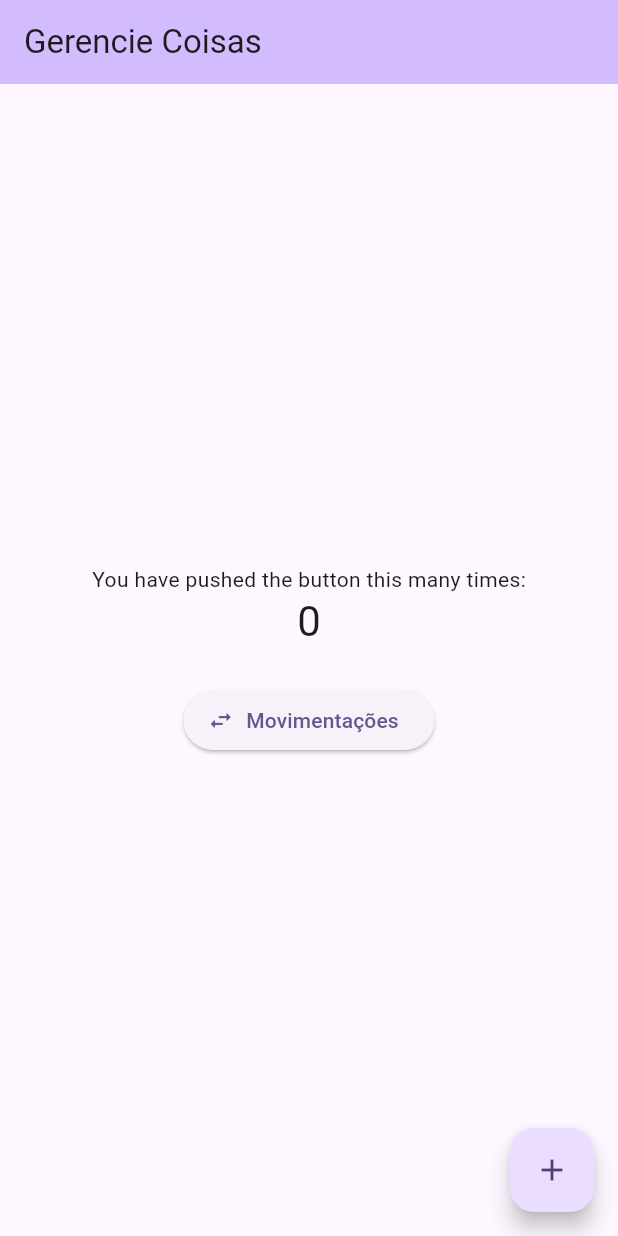
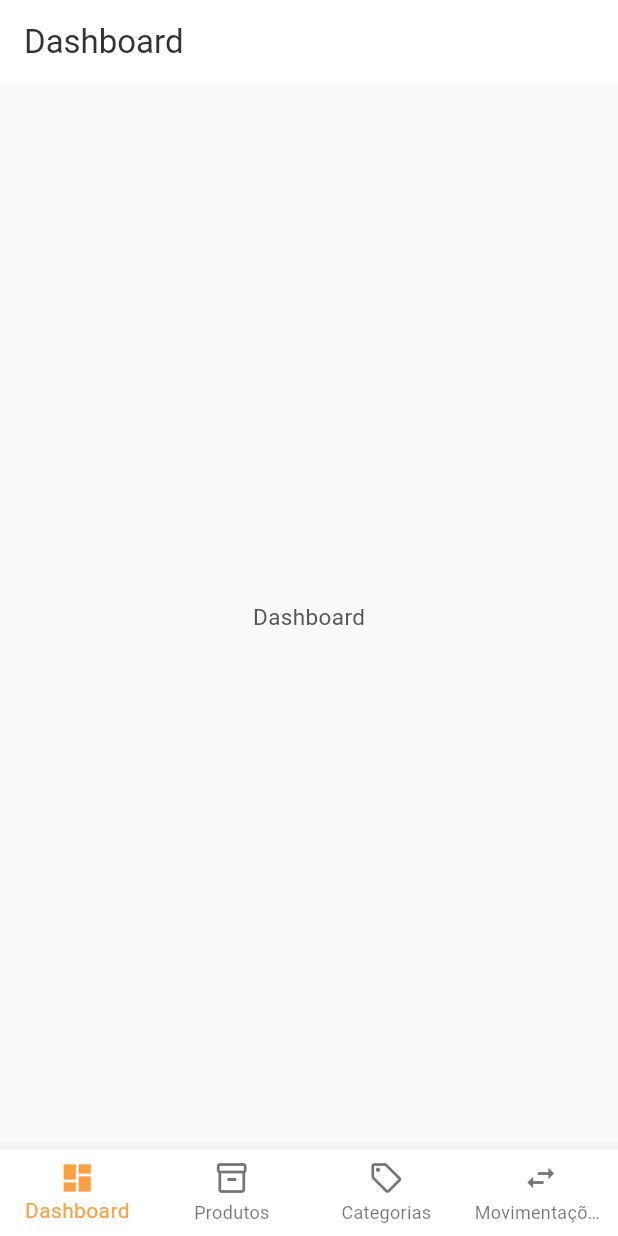
Before and after one commit to lazaroPedro/GerencieCoisasMobile, a Flutter app: the screen it shows after launch, on a phone screen of 412 x 824 dp. Run offline on Flutter 3.47's test engine with Material 3 defaults, Android fonts, the phone set to English and light mode, and no system bars; our stand-ins replace sqflite; accounts and stored records are empty.

Commit message:
feat: add categorias view

```diff
--- /dev/null
+++ b/lib/core/theme/app_colors.dart
@@ -0,0 +1,24 @@
+import 'package:flutter/material.dart';
+
+class AppColors {
+  static const primary = Color(0xFFFF9F43);
+  static const primaryHover = Color(0xFFF58E26);
+
+  static const bodyBg = Color(0xFFF8F9FA);
+  static const surface = Colors.white;
+
+  static const textPrimary = Color(0xFF333333);
+  static const textSecondary = Color(0xFF555555);
+  static const textMuted = Color(0xFF6C757D);
+
+
+  static const border = Color(0xFFEEEEEE);
+  static const borderLight = Color(0xFFE9ECEF);
+  static const borderHover = Color(0xFFDEE2E6);
+
+  static const hoverBg = Color(0xFFFFF8F3);
+
+  static const success = Color(0xFF28C76F);
+  static const cyan = Color(0xFF00CFDD);
+  static const danger = Color(0xFFEA5455);
+}
--- a/lib/core/theme/tema.dart
+++ b/lib/core/theme/tema.dart
@@ -0,0 +1,50 @@
+import 'package:flutter/material.dart';
+import 'package:gerencie_coisas/core/theme/app_colors.dart';
+
+class AppTheme {
+  static ThemeData lightTheme = ThemeData(
+    useMaterial3: true,
+
+    scaffoldBackgroundColor: AppColors.bodyBg,
+
+    colorScheme: ColorScheme.light(
+      primary: AppColors.primary,
+      secondary: AppColors.cyan,
+      surface: AppColors.surface,
+      error: AppColors.danger,
+    ),
+
+    appBarTheme: const AppBarTheme(
+      backgroundColor: Colors.white,
+      elevation: 0,
+      foregroundColor: AppColors.textPrimary,
+    ),
+
+    cardTheme: CardThemeData(
+      color: Colors.white,
+      elevation: 0,
+      shape: RoundedRectangleBorder(
+        borderRadius: BorderRadius.circular(10),
+      ),
+    ),
+
+    textTheme: const TextTheme(
+      bodyMedium: TextStyle(
+        color: AppColors.textSecondary,
+        fontSize: 15,
+      ),
+    ),
+
+    elevatedButtonTheme: ElevatedButtonThemeData(
+      style: ElevatedButton.styleFrom(
+        backgroundColor: AppColors.primary,
+        foregroundColor: Colors.white,
+        shape: RoundedRectangleBorder(
+          borderRadius: BorderRadius.circular(8),
+        ),
+      ),
+    ),
+
+    dividerColor: AppColors.border,
+  );
+}
--- /dev/null
+++ b/lib/core/views/home_screen.dart
@@ -0,0 +1,71 @@
+import 'package:flutter/material.dart';
+import 'package:gerencie_coisas/features/categorias/views/categoria_view.dart';
+import 'package:gerencie_coisas/features/movimentacoes/movimentacoes_list_page.dart';
+
+class HomeScreen extends StatefulWidget {
+  const HomeScreen({super.key});
+
+  @override
+  State<HomeScreen> createState() => _HomeScreenState();
+}
+
+class _HomeScreenState extends State<HomeScreen> {
+  int _index = 0;
+
+  @override
+  Widget build(BuildContext context) {
+    final screens = [
+      const Center(child: Text('Dashboard')),
+      const Center(child: Text('Produtos')),
+       CategoriaView(),
+      const MovimentacoesListPage(),
+    ];
+    final titles = [
+      const Text('Dashboard'),
+      const Text('Produtos'),
+      const Text('Categorias'),
+      const Text('Movimentações'),
+    ];
+
+    return Scaffold(
+      appBar: AppBar(
+        title: titles[_index],
+      ),
+
+      body: screens[_index],
+      bottomNavigationBar: BottomNavigationBar(
+        currentIndex: _index,
+
+        onTap: (i) {
+          setState(() {
+            _index = i;
+          });
+        },
+
+        type: BottomNavigationBarType.fixed,
+
+        items: const [
+          BottomNavigationBarItem(
+            icon: Icon(Icons.dashboard),
+            label: 'Dashboard',
+          ),
+
+          BottomNavigationBarItem(
+            icon: Icon(Icons.inventory_2_outlined),
+            label: 'Produtos',
+          ),
+
+          BottomNavigationBarItem(
+            icon: Icon(Icons.sell_outlined),
+            label: 'Categorias',
+          ),
+
+          BottomNavigationBarItem(
+            icon: Icon(Icons.swap_horiz),
+            label: 'Movimentações',
+          ),
+        ],
+      ),
+    );
+  }
+}
--- a/lib/main.dart
+++ b/lib/main.dart
@@ -1,5 +1,7 @@
 import 'package:flutter/material.dart';
-import 'features/movimentacoes/movimentacoes_list_page.dart';
+import 'package:gerencie_coisas/core/theme/tema.dart';
+import 'package:gerencie_coisas/core/views/home_screen.dart';
+
 
 
 void main() {
@@ -13,69 +15,8 @@ class MyApp extends StatelessWidget {
   Widget build(BuildContext context) {
     return MaterialApp(
       title: 'Gerencie Coisas',
-      theme: ThemeData(
-        colorScheme: ColorScheme.fromSeed(seedColor: Colors.deepPurple),
-      ),
-      home: const MyHomePage(title: 'Gerencie Coisas'),
+      theme: AppTheme.lightTheme,
+      home: const HomeScreen()
     );
   }
 }
-
-class MyHomePage extends StatefulWidget {
-  const MyHomePage({super.key, required this.title});
-
-  final String title;
-
-  @override
-  State<MyHomePage> createState() => _MyHomePageState();
-}
-
-class _MyHomePageState extends State<MyHomePage> {
-  int _counter = 0;
-
-  void _incrementCounter() {
-    setState(() {
-      _counter++;
-    });
-  }
-
-  @override
-  Widget build(BuildContext context) {
-    return Scaffold(
-      appBar: AppBar(
-        backgroundColor: Theme.of(context).colorScheme.inversePrimary,
-        title: Text(widget.title),
-      ),
-      body: Center(
-        child: Column(
-          mainAxisAlignment: MainAxisAlignment.center,
-          children: <Widget>[
-            const Text('You have pushed the button this many times:'),
-            Text(
-              '$_counter',
-              style: Theme.of(context).textTheme.headlineMedium,
-            ),
-            const SizedBox(height: 24),
-            ElevatedButton.icon(
-              onPressed: () {
-                Navigator.push(
-                  context,
-                  MaterialPageRoute(
-                    builder: (_) => const MovimentacoesListPage(),
-                  ),
-                );
-              },
-              icon: const Icon(Icons.swap_horiz_rounded),
-              label: const Text('Movimentações'),
-            ),
-          ],
-        ),
-      ),
-      floatingActionButton: FloatingActionButton(
-        onPressed: _incrementCounter,
-        tooltip: 'Increment',
-        child: const Icon(Icons.add),
-      ),
-    );
-  }
-}
```
Also changed, not shown: lib/features/categorias/model/categoria_model.dart (renamed from lib/features/categorias/model/categoria.dart, +4 -4 lines), lib/features/categorias/views/categoria_view.dart (added, +212 -0 lines), pubspec.lock.
